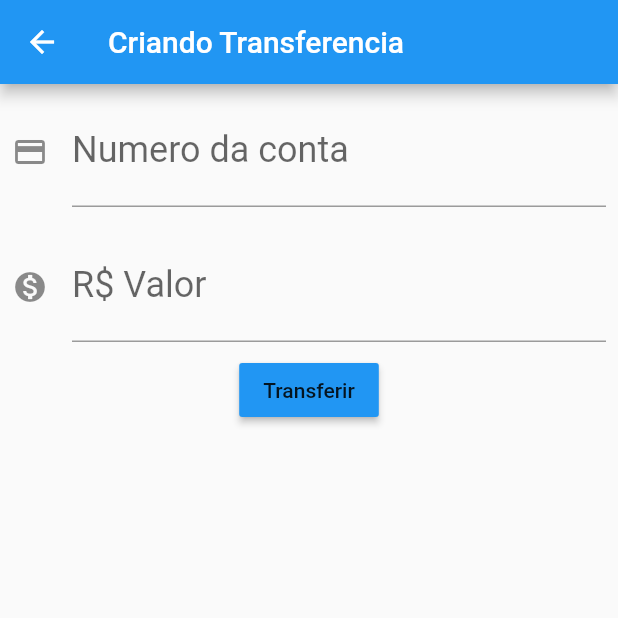
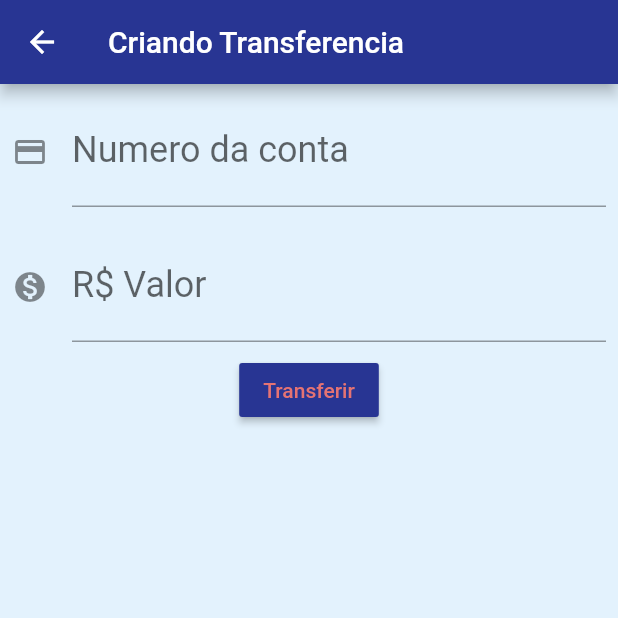
Before and after one commit to DiegoRomario/Bitebank, a Flutter app: the screen it shows after launch, after a tap on the "add" icon, on a phone screen of 412 x 824 dp, the top half of it. Run offline on Flutter 3.47's test engine with Material 2 defaults, Android fonts, the phone set to English and light mode, and no system bars.

Commit message:
Adding theme

```diff
--- a/src/lib/main.dart
+++ b/src/lib/main.dart
@@ -6,10 +6,17 @@ class BytebankApp extends StatelessWidget {
   @override
   Widget build(BuildContext context) {
     return MaterialApp(
+      theme: ThemeData(
+        primaryColor: Colors.indigo[800],
+        accentColor: Colors.red[300],
+        scaffoldBackgroundColor: Colors.blue[50],
+        buttonTheme: ButtonThemeData(
+          buttonColor: Colors.indigo[800],
+          textTheme: ButtonTextTheme.accent,
+        ),
+      ),
       debugShowCheckedModeBanner: false,
-      home: Scaffold(
-        body: ListaTransferencias(),
-      ),
+      home: ListaTransferencias(),
     );
   }
 }
@@ -32,14 +39,21 @@ class _ListaTransferenciasState extends State<ListaTransferencias> {
           onPressed: () {
             final Future<Transferencia> future =
                 Navigator.push(context, MaterialPageRoute(builder: (context) {
-              return FormularioTrasnferencia();
+              return FormularioTransferencia();
             }));
             future.then((onValue) {
+              Future.delayed(
+                Duration(seconds: 5),
+                () {
                   if (onValue != null) {
                     print("estou no then");
                     print(onValue);
+                    setState(() {
                       widget._transferencias.add(onValue);
+                    });
                   }
+                },
+              );
             });
           }),
       body: ListView.builder(
@@ -70,7 +84,13 @@ class ItemTransferencia extends StatelessWidget {
   }
 }
 
-class FormularioTrasnferencia extends StatelessWidget {
+class FormularioTransferencia extends StatefulWidget {
+  @override
+  _FormularioTransferenciaState createState() =>
+      _FormularioTransferenciaState();
+}
+
+class _FormularioTransferenciaState extends State<FormularioTransferencia> {
   final TextEditingController _controllerConta = new TextEditingController();
   final TextEditingController _controllerValor = new TextEditingController();
 
@@ -80,7 +100,8 @@ class FormularioTrasnferencia extends StatelessWidget {
         appBar: AppBar(
           title: Text("Criando Transferencia"),
         ),
-        body: Column(
+        body: SingleChildScrollView(
+          child: Column(
             children: <Widget>[
               InputField(
                   pcontroller: _controllerConta,
@@ -100,6 +121,7 @@ class FormularioTrasnferencia extends StatelessWidget {
                 child: Text("Transferir"),
               )
             ],
+          ),
         ));
   }
 
```
Lines whose indentation alone changed are shown as unchanged.
